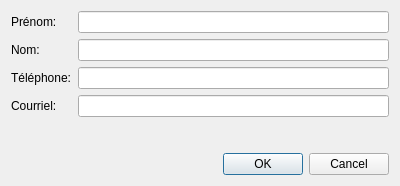
Above: InfoDynamiqueQt/Vues/vuegestionclient.ui from AlexandreGirardin/ProjetAnalyse before the change. Below: the same form after it.
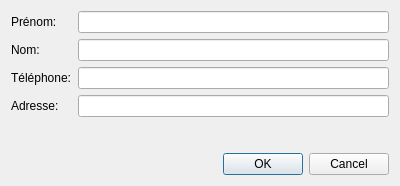
That is the form after the change.

Diff of the .ui file:
```diff
--- a/InfoDynamiqueQt/Vues/vuegestionclient.ui
+++ b/InfoDynamiqueQt/Vues/vuegestionclient.ui
@@ -49,7 +49,7 @@
      <item row="3" column="0">
       <widget class="QLabel" name="etiquetteAdresse">
        <property name="text">
-        <string>Courriel:</string>
+        <string>Adresse:</string>
        </property>
       </widget>
      </item>
```
Left out of the diff: 2 changed lines with no effect on the pictures.
